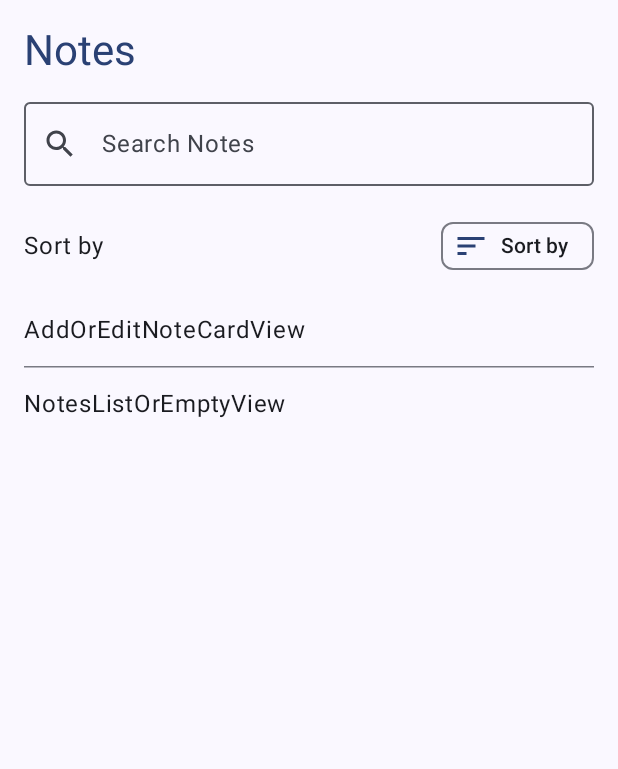
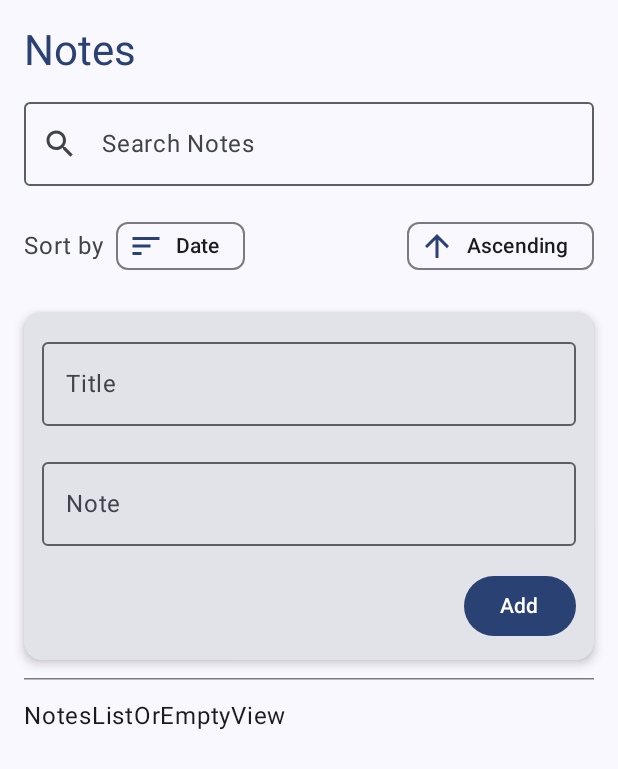
Before and after one commit to infinityvaibhav/notes-app-compose-room, an Android app built with Jetpack Compose: the screen it shows after launch (MainActivity), on a phone screen of 412 x 824 dp. Shown: the top 769 px of the screen. Run offline under Robolectric (Android 15) with nearby library versions, the phone set to English and light mode, and no system bars.

Commit message:
[feat] implemented add or edit notes and search and sort by feature

```diff
--- a/app/src/main/java/com/example/notesapp/MainActivity.kt
+++ b/app/src/main/java/com/example/notesapp/MainActivity.kt
@@ -7,8 +7,10 @@ import androidx.activity.enableEdgeToEdge
 import androidx.compose.foundation.layout.fillMaxSize
 import androidx.compose.foundation.layout.padding
 import androidx.compose.material3.Scaffold
+import androidx.compose.runtime.remember
 import androidx.compose.ui.Modifier
 import com.example.notesapp.presentation.MainScreen
+import com.example.notesapp.presentation.NotesViewModel
 import com.example.notesapp.ui.theme.NotesAppTheme
 
 class MainActivity : ComponentActivity() {
@@ -18,7 +20,8 @@ class MainActivity : ComponentActivity() {
         setContent {
             NotesAppTheme {
                 Scaffold(modifier = Modifier.fillMaxSize()) { innerPadding ->
-                    MainScreen(modifier = Modifier.padding(innerPadding))
+                    val viewModel = remember { NotesViewModel() }
+                    MainScreen(modifier = Modifier.padding(innerPadding), viewModel = viewModel)
                 }
             }
         }
--- a/app/src/main/java/com/example/notesapp/presentation/AddOrEditNoteCardView.kt
+++ b/app/src/main/java/com/example/notesapp/presentation/AddOrEditNoteCardView.kt
@@ -1,10 +1,77 @@
 package com.example.notesapp.presentation
 
+import androidx.compose.foundation.layout.Arrangement
+import androidx.compose.foundation.layout.Column
+import androidx.compose.foundation.layout.fillMaxWidth
+import androidx.compose.foundation.layout.padding
+import androidx.compose.foundation.layout.size
+import androidx.compose.material3.Button
+import androidx.compose.material3.Card
+import androidx.compose.material3.CardDefaults
+import androidx.compose.material3.OutlinedTextField
 import androidx.compose.material3.Text
 import androidx.compose.runtime.Composable
+import androidx.compose.ui.Alignment
 import androidx.compose.ui.Modifier
+import androidx.compose.ui.tooling.preview.Preview
+import androidx.compose.ui.unit.dp
 
 @Composable
-fun AddOrEditNoteCardView(modifier: Modifier = Modifier) {
-    Text("AddOrEditNoteCardView")
+fun AddOrEditNoteCardView(
+    title: String,
+    note: String,
+    isEditing:  Boolean,
+    onTitleChanged: (String) -> Unit,
+    onNoteChanged: (String) -> Unit,
+    onSubmit: () -> Unit
+) {
+    Card(
+        modifier = Modifier.fillMaxWidth(),
+        elevation = CardDefaults.cardElevation(defaultElevation = 4.dp)
+    ) {
+        Column(
+            modifier = Modifier.padding(12.dp),
+            verticalArrangement = Arrangement.spacedBy(16.dp)
+        ) {
+            // Title
+            OutlinedTextField(
+                value = title,
+                onValueChange = onTitleChanged,
+                label = { Text("Title") },
+                singleLine = true,
+                modifier = Modifier
+                    .fillMaxWidth()
+            )
+
+            // Note description
+            OutlinedTextField(
+                value = note,
+                onValueChange = onNoteChanged,
+                label = { Text("Note") },
+                modifier = Modifier
+                    .fillMaxWidth()
+            )
+
+            // Submit button
+            Button(
+                onClick = onSubmit,
+                modifier = Modifier.align(Alignment.End)
+            ) {
+                Text(if (isEditing) "Save changes" else "Add")
+            }
+        }
+    }
 }
+
+@Preview
+@Composable
+private fun AddOrEditNoteCardViewPreview() {
+    AddOrEditNoteCardView(
+        title = "Title",
+        note = "Notes",
+        isEditing = false,
+        onTitleChanged = {},
+        onNoteChanged = {},
+        onSubmit = { }
+    )
+}
--- a/app/src/main/java/com/example/notesapp/presentation/MainScreen.kt
+++ b/app/src/main/java/com/example/notesapp/presentation/MainScreen.kt
@@ -16,7 +16,7 @@ import androidx.lifecycle.viewmodel.compose.viewModel
 @Composable
 fun MainScreen(
     modifier: Modifier = Modifier,
-    viewModel: NotesViewModel = viewModel()
+    viewModel: NotesViewModel
 ) {
     Column(
         modifier = modifier.fillMaxSize().padding(16.dp)
@@ -26,16 +26,26 @@ fun MainScreen(
         Spacer(Modifier.height(8.dp))
 
         SearchAndSortBarView(
-            searchQuery = "",
-            onSearchChanged = {},
-            sortBy = "Date",
-            onSortByChanged = {},
-            ascending = false
-        ) { }
+            searchQuery = viewModel.searchQuery,
+            onSearchChanged = { viewModel.searchQuery = it },
+            sortBy = viewModel.sortBy,
+            onSortByChanged = { viewModel.sortBy = it },
+            ascending = viewModel.ascending,
+            onOrderChanged = { viewModel.ascending = it }
+        )
 
         Spacer(Modifier.height(12.dp))
 
-        AddOrEditNoteCardView()
+        AddOrEditNoteCardView(
+            title = viewModel.title,
+            note = viewModel.note,
+            isEditing = viewModel.editingNoteId != null,
+            onTitleChanged = { viewModel.title = it },
+            onNoteChanged = { viewModel.note = it },
+            onSubmit = {
+                if (viewModel.editingNoteId == null) { viewModel.addNote() } else viewModel.updateNote()
+            }
+        )
 
         HorizontalDivider(Modifier.padding(vertical = 12.dp))
 
--- a/app/src/main/java/com/example/notesapp/presentation/NotesViewModel.kt
+++ b/app/src/main/java/com/example/notesapp/presentation/NotesViewModel.kt
@@ -3,9 +3,10 @@ package com.example.notesapp.presentation
 import androidx.compose.runtime.getValue
 import androidx.compose.runtime.mutableStateOf
 import androidx.compose.runtime.setValue
+import androidx.lifecycle.ViewModel
 import com.example.notesapp.data.Note
 
-class NotesViewModel {
+class NotesViewModel: ViewModel() {
     var notes by mutableStateOf(Note.mockNotes)
 
     var title by mutableStateOf("")
--- a/app/src/main/java/com/example/notesapp/presentation/SearchAndSortBarView.kt
+++ b/app/src/main/java/com/example/notesapp/presentation/SearchAndSortBarView.kt
@@ -9,9 +9,12 @@ import androidx.compose.foundation.layout.height
 import androidx.compose.foundation.layout.padding
 import androidx.compose.material.icons.Icons
 import androidx.compose.material.icons.automirrored.filled.Sort
+import androidx.compose.material.icons.filled.ArrowDownward
+import androidx.compose.material.icons.filled.ArrowUpward
 import androidx.compose.material.icons.filled.Search
 import androidx.compose.material3.AssistChip
 import androidx.compose.material3.Icon
+import androidx.compose.material3.MaterialTheme
 import androidx.compose.material3.OutlinedTextField
 import androidx.compose.material3.Text
 import androidx.compose.runtime.Composable
@@ -44,17 +47,33 @@ fun SearchAndSortBarView(
         Spacer(Modifier.height(8.dp))
 
         Row(
-            modifier = Modifier.fillMaxWidth().padding(vertical = 8.dp),
+            modifier = Modifier
+                .fillMaxWidth()
+                .padding(vertical = 8.dp),
             horizontalArrangement = Arrangement.SpaceBetween,
             verticalAlignment = Alignment.CenterVertically
         ) {
-            Text("Sort by")
+            Row(verticalAlignment = Alignment.CenterVertically, horizontalArrangement = Arrangement.spacedBy(8.dp)) {
+                Text("Sort by", color = MaterialTheme.colorScheme.onSurfaceVariant)
+                AssistChip(
+                    onClick = { onSortByChanged(if (sortBy == "Date") "Title" else "Date") },
+                    label = { Text(sortBy) },
+                    leadingIcon = { Icon(Icons.AutoMirrored.Filled.Sort, contentDescription = "sort by icon")}
+                )
+            }
+
             AssistChip(
-                onClick = { onSortByChanged(if (sortBy == "Date") "Title" else "Date") },
-                label = { Text("Sort by") },
-                leadingIcon = { Icon(Icons.AutoMirrored.Filled.Sort, contentDescription = "sort by icon")}
+                onClick = { onOrderChanged(!ascending) },
+                label = { Text(if (ascending) "Ascending" else "Descending") },
+                leadingIcon = {
+                    Icon(
+                        imageVector = if (ascending) Icons.Default.ArrowUpward else Icons.Default.ArrowDownward,
+                        contentDescription = "sort by icon"
+                    )
+                }
             )
         }
+
     }
 }
 
@@ -64,7 +83,7 @@ private fun SearchAndSortBarPreview() {
     SearchAndSortBarView(
         searchQuery = "",
         onSearchChanged = {},
-        sortBy = "Date",
+        sortBy = "Title",
         onSortByChanged = {},
         ascending = false
     ) { }
```
